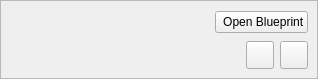
bohdon/maya-pulse, file resources/build_toolbar.ui: the form before one commit.
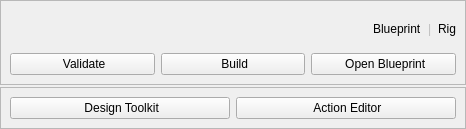
The form after the commit. The open tabs and pages were chosen to show the change. Icons and pictures are not drawn.

Commit message: improve build toolbar

The edit to the form file:
```diff
--- a/resources/build_toolbar.ui
+++ b/resources/build_toolbar.ui
@@ -6,14 +6,17 @@
    <rect>
     <x>0</x>
     <y>0</y>
-    <width>318</width>
-    <height>79</height>
+    <width>466</width>
+    <height>129</height>
    </rect>
   </property>
   <property name="windowTitle">
    <string>Build Toolbar</string>
   </property>
   <layout class="QVBoxLayout" name="verticalLayout">
+   <property name="spacing">
+    <number>2</number>
+   </property>
    <property name="leftMargin">
     <number>0</number>
    </property>
@@ -36,12 +39,14 @@
      </property>
      <layout class="QVBoxLayout" name="verticalLayout_2">
       <item>
-       <widget class="QStackedWidget" name="main_stack">
+       <layout class="QHBoxLayout" name="horizontalLayout_3">
+        <item>
+         <widget class="QStackedWidget" name="header_stack_widget">
         <property name="currentIndex">
-         <number>1</number>
+           <number>0</number>
         </property>
         <widget class="QWidget" name="blueprint_page">
-         <layout class="QHBoxLayout" name="horizontalLayout_2" stretch="1,0,0">
+           <layout class="QHBoxLayout" name="horizontalLayout_2">
           <property name="leftMargin">
            <number>0</number>
           </property>
@@ -54,19 +59,91 @@
           <property name="bottomMargin">
            <number>0</number>
           </property>
+            <item>
+             <layout class="QHBoxLayout" name="horizontalLayout_4">
           <item>
            <widget class="QLabel" name="blueprint_name_label">
-            <property name="font">
-             <font>
-              <weight>75</weight>
-              <bold>true</bold>
-             </font>
-            </property>
             <property name="text">
              <string>&lt;Blueprint File Name&gt;</string>
             </property>
-           </widget>
-          </item>
+                <property name="cssClasses" stdset="0">
+                 <string>subtitle</string>
+                </property>
+               </widget>
+              </item>
+             </layout>
+            </item>
+           </layout>
+          </widget>
+          <widget class="QWidget" name="rig_page">
+           <layout class="QHBoxLayout" name="horizontalLayout_7">
+            <property name="leftMargin">
+             <number>0</number>
+            </property>
+            <property name="topMargin">
+             <number>0</number>
+            </property>
+            <property name="rightMargin">
+             <number>0</number>
+            </property>
+            <property name="bottomMargin">
+             <number>0</number>
+            </property>
+            <item>
+             <layout class="QHBoxLayout" name="horizontalLayout_6">
+              <item>
+               <widget class="QLabel" name="rig_name_label">
+                <property name="text">
+                 <string>&lt;Rig Name&gt;</string>
+                </property>
+                <property name="cssClasses" stdset="0">
+                 <string>subtitle</string>
+                </property>
+               </widget>
+              </item>
+             </layout>
+            </item>
+           </layout>
+          </widget>
+         </widget>
+        </item>
+        <item>
+         <widget class="QLabel" name="blueprint_mode_label">
+          <property name="text">
+           <string>Blueprint</string>
+          </property>
+          <property name="cssClasses" stdset="0">
+           <string>mode-title</string>
+          </property>
+         </widget>
+        </item>
+        <item>
+         <widget class="QLabel" name="label_2">
+          <property name="enabled">
+           <bool>false</bool>
+          </property>
+          <property name="text">
+           <string>|</string>
+          </property>
+          <property name="cssClasses" stdset="0">
+           <string>mode-title</string>
+          </property>
+         </widget>
+        </item>
+        <item>
+         <widget class="QLabel" name="rig_mode_label">
+          <property name="text">
+           <string>Rig</string>
+          </property>
+          <property name="cssClasses" stdset="0">
+           <string>mode-title</string>
+          </property>
+         </widget>
+        </item>
+       </layout>
+      </item>
+      <item>
+       <layout class="QHBoxLayout" name="buttons_layout">
           <item>
            <widget class="QPushButton" name="validate_btn">
             <property name="minimumSize">
@@ -113,35 +190,6 @@
             </property>
            </widget>
           </item>
-         </layout>
-        </widget>
-        <widget class="QWidget" name="rig_page">
-         <layout class="QHBoxLayout" name="horizontalLayout" stretch="1,0">
-          <property name="leftMargin">
-           <number>0</number>
-          </property>
-          <property name="topMargin">
-           <number>0</number>
-          </property>
-          <property name="rightMargin">
-           <number>0</number>
-          </property>
-          <property name="bottomMargin">
-           <number>0</number>
-          </property>
-          <item>
-           <widget class="QLabel" name="rig_name_label">
-            <property name="font">
-             <font>
-              <weight>75</weight>
-              <bold>true</bold>
-             </font>
-            </property>
-            <property name="text">
-             <string>&lt;Rig Name&gt;</string>
-            </property>
-           </widget>
-          </item>
           <item>
            <widget class="QPushButton" name="open_blueprint_btn">
             <property name="text">
@@ -160,71 +208,44 @@
            </widget>
           </item>
          </layout>
-        </widget>
-       </widget>
+      </item>
+     </layout>
+    </widget>
       </item>
       <item>
-       <layout class="QHBoxLayout" name="header_layout">
-        <item>
-         <widget class="QLabel" name="mode_label">
-          <property name="text">
-           <string>&lt;Mode&gt;</string>
+    <widget class="QFrame" name="toolbar_frame">
+     <property name="frameShape">
+      <enum>QFrame::StyledPanel</enum>
+     </property>
+     <property name="frameShadow">
+      <enum>QFrame::Raised</enum>
           </property>
           <property name="cssClasses" stdset="0">
-           <string>mode-title</string>
-          </property>
-         </widget>
-        </item>
+      <string>toolbar</string>
+     </property>
+     <layout class="QHBoxLayout" name="horizontalLayout">
         <item>
-         <widget class="QToolButton" name="design_toolkit_btn">
-          <property name="minimumSize">
-           <size>
-            <width>28</width>
-            <height>28</height>
-           </size>
-          </property>
-          <property name="statusTip">
-           <string>Open the Pulse Design Toolkit</string>
-          </property>
+       <layout class="QHBoxLayout" name="toolbar_layout">
+        <item>
+         <widget class="QPushButton" name="design_toolkit_btn">
           <property name="text">
-           <string/>
+           <string> Design Toolkit</string>
           </property>
           <property name="icon">
            <iconset resource="resources.qrc">
             <normaloff>:/res/design_toolkit.svg</normaloff>:/res/design_toolkit.svg</iconset>
           </property>
-          <property name="iconSize">
-           <size>
-            <width>20</width>
-            <height>20</height>
-           </size>
-          </property>
          </widget>
         </item>
         <item>
-         <widget class="QToolButton" name="action_editor_btn">
-          <property name="minimumSize">
-           <size>
-            <width>28</width>
-            <height>28</height>
-           </size>
-          </property>
-          <property name="statusTip">
-           <string>Open the Pulse Action Editor</string>
-          </property>
+         <widget class="QPushButton" name="action_editor_btn">
           <property name="text">
-           <string/>
+           <string> Action Editor</string>
           </property>
           <property name="icon">
            <iconset resource="resources.qrc">
             <normaloff>:/res/action_editor.svg</normaloff>:/res/action_editor.svg</iconset>
           </property>
-          <property name="iconSize">
-           <size>
-            <width>20</width>
-            <height>20</height>
-           </size>
-          </property>
          </widget>
         </item>
        </layout>
```
Lines whose indentation alone changed are shown as unchanged. The commit also changes 3 other files.
